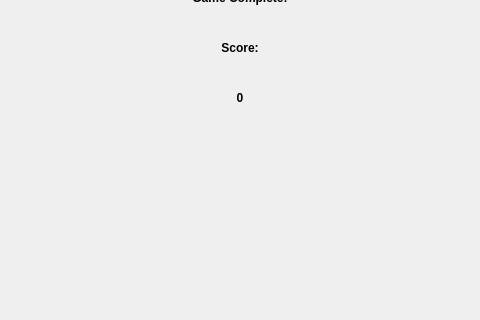
evansoskin/10C_final_proj, file dot_game.ui: the form before one commit; both pictures show x 260 to 740 and y 452 to 772 of the 1000 by 1000 pixel window.
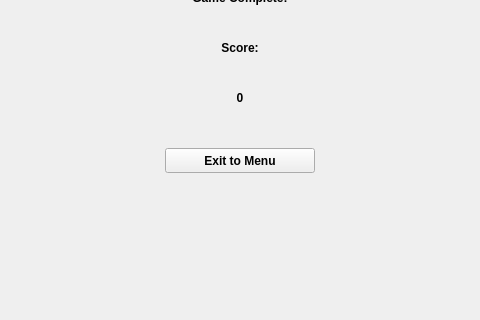
The form after the commit.

Commit message: completed end of game splash screen

The edit to the form file:
```diff
--- a/dot_game.ui
+++ b/dot_game.ui
@@ -131,6 +131,19 @@
        <set>Qt::AlignCenter</set>
       </property>
      </widget>
+     <widget class="QPushButton" name="exit_to_menu">
+      <property name="geometry">
+       <rect>
+        <x>225</x>
+        <y>275</y>
+        <width>150</width>
+        <height>25</height>
+       </rect>
+      </property>
+      <property name="text">
+       <string>Exit to Menu</string>
+      </property>
+     </widget>
     </widget>
    </widget>
    <widget class="QLabel" name="Title">
```
The commit also changes 3 other files.
